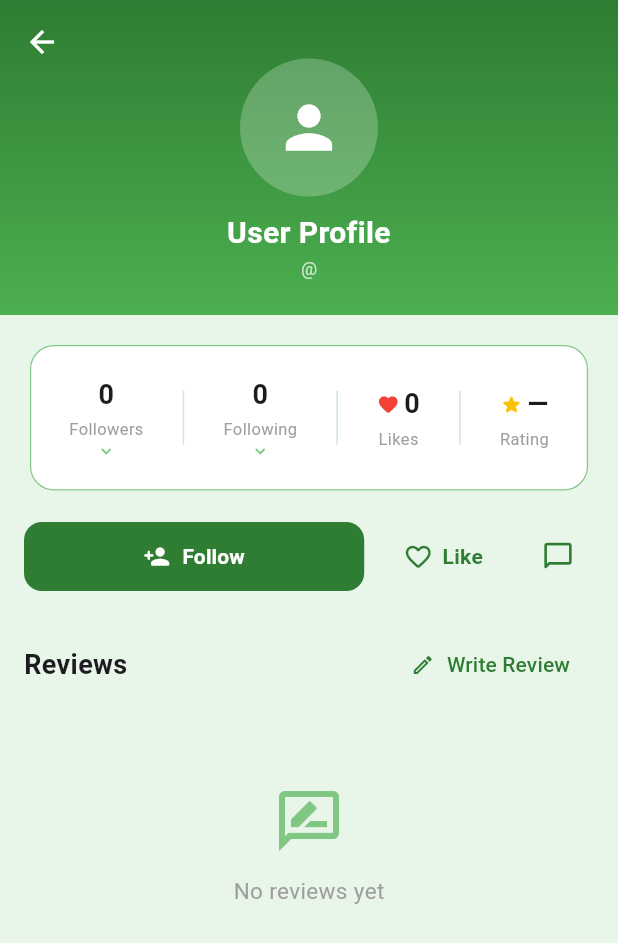
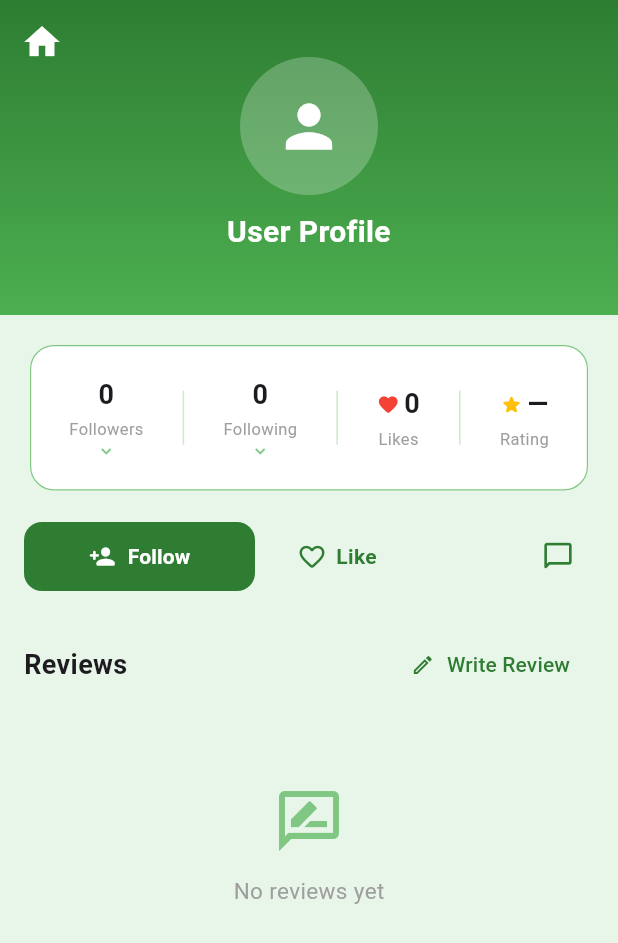
Before and after one commit to peacemakerbill/garbigo_flutter_frontend, a Flutter app: the OtherUserProfileScreen screen opened directly with empty values, on a phone screen of 412 x 824 dp. Shown: the top 943 px of the screen. Run offline on Flutter 3.47's test engine with Material 3 defaults, Android fonts, the light colour scheme and no system bars; our stand-ins replace dio, flutter_riverpod, flutter_secure_storage, fluttertoast, geolocator, go_router and 5 more; missing offline and left inert: flutter_facebook_auth; accounts and stored records are empty; network calls fail.

Commit message:
refractoring social provider to match backend

```diff
--- a/lib/features/social/models/follow_check_dto.dart
+++ b/lib/features/social/models/follow_check_dto.dart
@@ -1,8 +1,8 @@
 class FollowCheckDto {
-  final bool isFollowing;
-  FollowCheckDto(this.isFollowing);
+  final bool following;
+  FollowCheckDto({required this.following});
 
   factory FollowCheckDto.fromJson(Map<String, dynamic> json) {
-    return FollowCheckDto(json['isFollowing'] ?? false);
+    return FollowCheckDto(following: json['following'] ?? false);
   }
 }
--- a/lib/features/social/models/like_check_dto.dart
+++ b/lib/features/social/models/like_check_dto.dart
@@ -1,8 +1,8 @@
 class LikeCheckDto {
-  final bool isLiked;
-  LikeCheckDto(this.isLiked);
+  final bool liked;
+  LikeCheckDto({required this.liked});
 
   factory LikeCheckDto.fromJson(Map<String, dynamic> json) {
-    return LikeCheckDto(json['isLiked'] ?? false);
+    return LikeCheckDto(liked: json['liked'] ?? false);
   }
 }
--- a/lib/features/social/screens/other_user_profile_screen.dart
+++ b/lib/features/social/screens/other_user_profile_screen.dart
@@ -1,5 +1,7 @@
 import 'package:flutter/material.dart';
 import 'package:flutter_riverpod/flutter_riverpod.dart';
+import 'package:go_router/go_router.dart';
+
 import 'package:garbigo_frontend/features/auth/providers/user_provider.dart';
 import 'package:garbigo_frontend/features/social/providers/social_provider.dart';
 import 'package:garbigo_frontend/features/social/models/social_action_request.dart';
@@ -41,10 +43,6 @@ class _OtherUserProfileScreenState
     final isOwnProfile = currentUser?.id == widget.userId;
     final displayName = _resolveDisplayName(socialState, currentUser);
 
-    // Debug prints
-    print("DEBUG PROFILE: userId=${widget.userId}, isFollowing=${socialState.isFollowing}, isLiked=${socialState.isLiked}");
-    print("DEBUG REVIEWS COUNT: ${socialState.reviews.length}");
-
     return Scaffold(
       backgroundColor: _kGreenSurface,
       body: socialState.isLoading && socialState.stats == null
@@ -61,6 +59,11 @@ class _OtherUserProfileScreenState
               pinned: true,
               backgroundColor: _kGreen,
               iconTheme: const IconThemeData(color: Colors.white),
+              leading: IconButton(
+                icon: const Icon(Icons.home, size: 28),
+                tooltip: 'Go to Home',
+                onPressed: () => context.go('/dashboard/client'),
+              ),
               flexibleSpace: FlexibleSpaceBar(
                 background: Container(
                   decoration: const BoxDecoration(
@@ -87,9 +90,9 @@ class _OtherUserProfileScreenState
                           textAlign: TextAlign.center,
                         ),
                         Text(
-                          '@${widget.userId}',
+                          socialState.profileEmail ?? widget.userId,
                           style: const TextStyle(
-                              color: Colors.white70, fontSize: 12),
+                              color: Colors.white70, fontSize: 13),
                         ),
                       ],
                     ),
@@ -211,16 +214,18 @@ class _OtherUserProfileScreenState
 
   Widget _buildActionButtons(SocialState state, SocialNotifier notifier) {
     final busy = state.isLoading;
+
     return Row(
       children: [
         Expanded(
           child: state.isFollowing
               ? _GreenOutlinedButton(
-            label: 'Following',
-            icon: Icons.check_rounded,
-            iconColor: _kGreen,
-            onPressed:
-            busy ? null : () => _confirmUnfollow(context, notifier),
+            label: 'Unfollow',
+            icon: Icons.person_remove_rounded,
+            iconColor: Colors.red,
+            onPressed: busy
+                ? null
+                : () => _confirmUnfollow(context, notifier),
           )
               : _GreenFilledButton(
             label: 'Follow',
@@ -228,8 +233,9 @@ class _OtherUserProfileScreenState
             onPressed: busy ? null : () => notifier.follow(widget.userId),
           ),
         ),
-        const SizedBox(width: 10),
-        _AnimatedLikeButton(
+        const SizedBox(width: 12),
+        Expanded(
+          child: _AnimatedLikeButton(
             isLiked: state.isLiked,
             isProcessing: busy,
             onTap: () async {
@@ -240,7 +246,8 @@ class _OtherUserProfileScreenState
               }
             },
           ),
-        const SizedBox(width: 10),
+        ),
+        const SizedBox(width: 12),
         _GreenIconButton(
           icon: Icons.chat_bubble_outline_rounded,
           tooltip: 'Message',
@@ -258,7 +265,9 @@ class _OtherUserProfileScreenState
         title: const Text('Unfollow'),
         content: const Text('Stop following this user?'),
         actions: [
-          TextButton(onPressed: () => Navigator.pop(ctx), child: const Text('Cancel')),
+          TextButton(
+              onPressed: () => Navigator.pop(ctx),
+              child: const Text('Cancel')),
           FilledButton(
             style: FilledButton.styleFrom(backgroundColor: Colors.red.shade400),
             onPressed: () {
@@ -311,9 +320,8 @@ class _OtherUserProfileScreenState
       itemCount: state.reviews.length,
       itemBuilder: (context, index) {
         final review = state.reviews[index];
-        final isMyReview = currentUserId != null && review.reviewerId == currentUserId;
-
-        print("DEBUG REVIEW: reviewerId=${review.reviewerId}, currentUserId=$currentUserId, isMyReview=$isMyReview");
+        final isMyReview =
+            currentUserId != null && review.reviewerId == currentUserId;
 
         return _ReviewCard(
           review: review,
@@ -676,8 +684,11 @@ class _GreenFilledButton extends StatelessWidget {
   final IconData icon;
   final VoidCallback? onPressed;
 
-  const _GreenFilledButton(
-      {required this.label, required this.icon, this.onPressed});
+  const _GreenFilledButton({
+    required this.label,
+    required this.icon,
+    this.onPressed,
+  });
 
   @override
   Widget build(BuildContext context) => FilledButton.icon(
@@ -810,7 +821,7 @@ class _AnimatedLikeButtonState extends State<_AnimatedLikeButton>
                   ),
                   const SizedBox(width: 6),
                   Text(
-                    liked ? 'Liked' : 'Like',
+                    liked ? 'Unlike' : 'Like',
                     style: TextStyle(
                       color: liked ? Colors.red : _kGreen,
                       fontWeight: FontWeight.w600,
```
Also changed, not shown: lib/features/social/providers/social_provider.dart (+36 -25 lines). Lines whose indentation alone changed are shown as unchanged.
